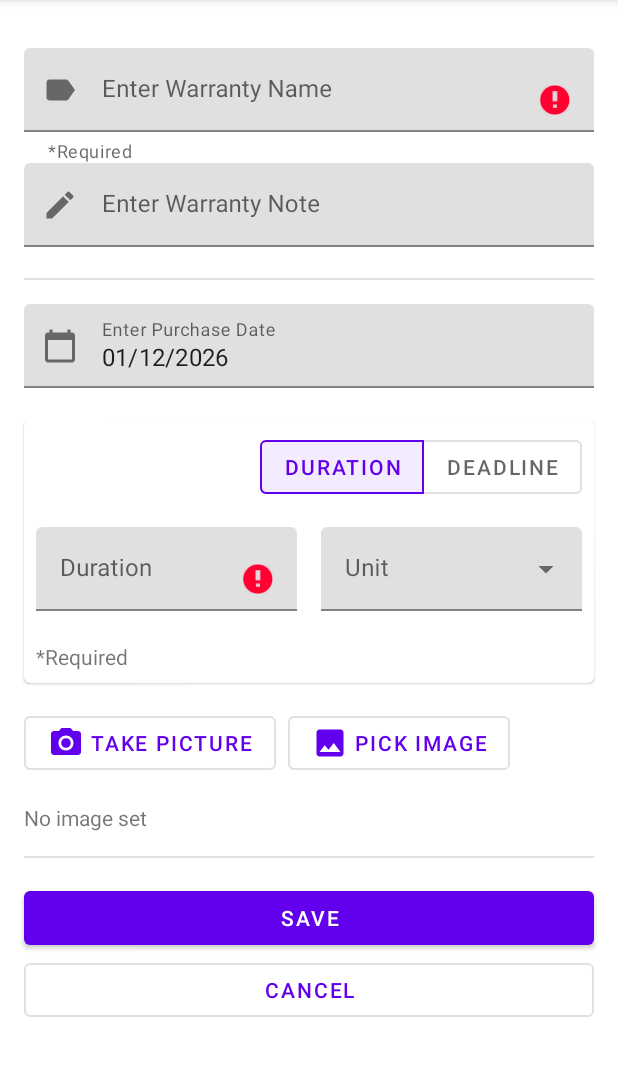
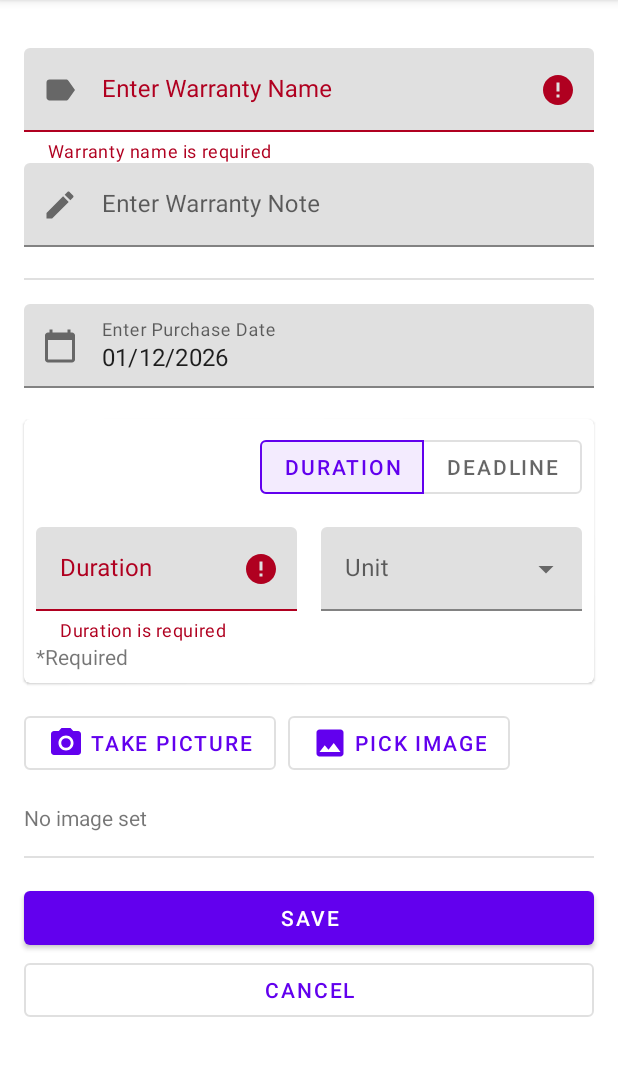
Before and after one commit to neyhuansikoko/warranty-logger, an Android app: the fragment AddWarrantyFragment placed in its activity, after a tap on "SAVE", on a phone screen of 412 x 824 dp, the part 84-1160 px from its top. Run offline under Robolectric (Android 15) with nearby library versions, the light colour scheme and no system bars; our stand-ins replace Room's generated code, navigation-ui; 4 statements that could not run were skipped.

Commit message:
Fix warranty duration value not appearing when editing a warranty.

```diff
--- a/app/src/main/java/com/neyhuansikoko/warrantylogger/Constants.kt
+++ b/app/src/main/java/com/neyhuansikoko/warrantylogger/Constants.kt
@@ -1,10 +1,6 @@
 package com.neyhuansikoko.warrantylogger
 
 const val IMAGE_DIR = "warranty_images"
-
-const val DAY_MILLIS: Long = 86400000
-const val MONTH_MILLIS: Long = 2629800000
-const val YEAR_MILLIS: Long = 31557600000
 
 const val TEMP_IMAGE_SUFFIX: String = ".jpg"
 const val COMPRESSION_QUALITY: Int = 70
--- a/app/src/main/java/com/neyhuansikoko/warrantylogger/Utils.kt
+++ b/app/src/main/java/com/neyhuansikoko/warrantylogger/Utils.kt
@@ -22,6 +22,8 @@ fun log(message: String) {
     Log.d("Test", message)
 }
 
+val nowMillis get() = GregorianCalendar.getInstance().timeInMillis
+
 fun getDefaultDateSelection(): Long {
     val calendar = GregorianCalendar.getInstance()
     calendar.add(GregorianCalendar.DAY_OF_MONTH, 1)
@@ -32,11 +34,13 @@ val EMPTY_DATE_CONSTRAINT: CalendarConstraints = CalendarConstraints.Builder().b
 
 private val _DEFAULT_MODEL = Warranty(
     warrantyName = "",
-    purchaseDate = GregorianCalendar.getInstance().timeInMillis,
+    purchaseDate = Long.MIN_VALUE,
     expirationDate = Long.MIN_VALUE,
     image = null
 )
-val DEFAULT_MODEL get() = _DEFAULT_MODEL.copy()
+val DEFAULT_MODEL get() = _DEFAULT_MODEL.copy(
+    purchaseDate = nowMillis
+)
 
 fun formatDateMillis(dateMillis: Long): String = SimpleDateFormat("dd/MM/yyyy").format(dateMillis)
 fun formatDateTimeMillis(dateMillis: Long): String = SimpleDateFormat("dd/MM/yyyy HH:mm:ss").format(dateMillis)
--- a/app/src/main/java/com/neyhuansikoko/warrantylogger/database/Warranty.kt
+++ b/app/src/main/java/com/neyhuansikoko/warrantylogger/database/Warranty.kt
@@ -30,7 +30,7 @@ fun Warranty.getRemainingTime(): String {
 }
 
 fun Warranty.isValid(): Boolean {
-    return this.id > DEFAULT_MODEL.id
+    return this.id > 0
 }
 
 //Used to delete stored image file
--- a/app/src/main/java/com/neyhuansikoko/warrantylogger/view/AddWarrantyFragment.kt
+++ b/app/src/main/java/com/neyhuansikoko/warrantylogger/view/AddWarrantyFragment.kt
@@ -110,13 +110,10 @@ class AddWarrantyFragment : Fragment() {
                 }
             }
 
-            tilEtAddExpirationDate.setText(if (model.expirationDate > DEFAULT_MODEL.expirationDate) {
-                formatDateMillis(model.expirationDate)
-            } else {
-                getString(R.string.empty)
-            })
+            if (model.isValid()) {
+                tilEtAddDuration.setText(getDaysFromDateMillis(model.expirationDate).toString())
+                tilEtAddExpirationDate.setText(formatDateMillis(model.expirationDate))
 
-            if (model.isValid()) {
                 btnAddDelete.setOnClickListener {
                     showConfirmationDialog()
                 }
@@ -134,10 +131,6 @@ class AddWarrantyFragment : Fragment() {
             }
 
             btnAddSave.setOnClickListener {
-                log("isWarrantyNameBlank: ${inputWarrantyName.isBlank()}")
-                log("checkedIdMatch: ${tgCheckedId == R.id.btn_tg_add_expiration_date}")
-                log("purchaseDate: $")
-                log("expirationDate: $inputExpirationDate")
                 if (isInputValid()) {
                     model.warrantyName = inputWarrantyName
                     model.note = inputNote
@@ -182,7 +175,7 @@ class AddWarrantyFragment : Fragment() {
 
             tilEtAddExpirationDate.setOnClickListener {
                 val dateConstraints = CalendarConstraints.Builder()
-                    .setValidator(DateValidatorPointForward.from(GregorianCalendar.getInstance().timeInMillis))
+                    .setValidator(DateValidatorPointForward.from(nowMillis))
                     .build()
                 val onPositiveClick: (Long) -> Unit = { date ->
                     model.expirationDate = date
@@ -232,19 +225,18 @@ class AddWarrantyFragment : Fragment() {
 
     private fun setError() {
         binding.apply {
-            tilEtAddWarrantyName.error = null
-            tilEtAddPurchaseDate.error = null
-            tilEtAddDuration.error = null
+            tilAddWarrantyName.error = null
+            tilAddDuration.error = null
             tilAddExpirationDate.error = null
 
             if (inputWarrantyName.isBlank()) {
-                tilEtAddWarrantyName.error = getString(R.string.warranty_name_error_text)
+                tilAddWarrantyName.error = getString(R.string.warranty_name_error_text)
             }
 
             if (tgCheckedId == R.id.btn_tg_add_duration && inputDuration.isBlank()) {
-                tilEtAddDuration.error = getString(R.string.duration_error_text)
+                tilAddDuration.error = getString(R.string.duration_error_text)
             } else if (tgCheckedId == R.id.btn_tg_add_expiration_date && inputExpirationDate.isBlank()) {
-                tilEtAddExpirationDate.error = getString(R.string.purchase_expiration_date_error_text)
+                tilAddExpirationDate.error = getString(R.string.purchase_expiration_date_error_text)
             }
         }
     }
@@ -260,10 +252,10 @@ class AddWarrantyFragment : Fragment() {
                 .setTitleText("Select date")
                 .setSelection(
                     defaultDate.takeIf {
-                        it > DEFAULT_MODEL.expirationDate
+                        model.isValid()
                     } ?: getDefaultDateSelection().takeIf {
                         constraints != EMPTY_DATE_CONSTRAINT
-                    } ?: (GregorianCalendar.getInstance().timeInMillis)
+                    } ?: (nowMillis)
                 )
                 .build()
         datePicker.apply {
--- a/app/src/main/java/com/neyhuansikoko/warrantylogger/view/CameraFragment.kt
+++ b/app/src/main/java/com/neyhuansikoko/warrantylogger/view/CameraFragment.kt
@@ -21,6 +21,7 @@ import androidx.fragment.app.activityViewModels
 import androidx.navigation.fragment.findNavController
 import com.neyhuansikoko.warrantylogger.*
 import com.neyhuansikoko.warrantylogger.R
+import com.neyhuansikoko.warrantylogger.database.isValid
 import com.neyhuansikoko.warrantylogger.databinding.FragmentCameraBinding
 import com.neyhuansikoko.warrantylogger.viewmodel.WarrantyViewModel
 import java.io.File
@@ -169,7 +170,7 @@ class CameraFragment : Fragment() {
 
     private fun navigateToAddWarranty() {
         val action = CameraFragmentDirections.actionCameraFragmentToAddWarrantyFragment(
-            title = if (sharedViewModel.inputModel.id > DEFAULT_MODEL.id) {
+            title = if (sharedViewModel.inputModel.isValid()) {
                 getString(R.string.edit_warranty_title_text)
             } else {
                 getString(R.string.add_warranty_title_text)
--- a/app/src/main/res/values/strings.xml
+++ b/app/src/main/res/values/strings.xml
@@ -16,10 +16,8 @@
     <string name="warranty_name_label_text">Warranty Name</string>
     <string name="expiration_date_label_text">Expiration Date</string>
     <string name="image_label_text">Image</string>
-    <string name="warranty_name_error_text">Warranty name cannot be empty</string>
-    <string name="expiration_date_error_text">Warranty must have expiration date</string>
-    <string name="purchase_date_error_text">Warranty must have purchase date</string>
-    <string name="duration_error_text">Duration can not be empty</string>
+    <string name="warranty_name_error_text">Warranty name is required</string>
+    <string name="duration_error_text">Duration is required</string>
     <string name="delete_message_text">Are you sure you want to delete?</string>
     <string name="cancel">Cancel</string>
     <string name="yes">Yes</string>
@@ -50,7 +48,7 @@
     <string name="modified_last_at_label_text">Modified Last At</string>
     <string name="purchase_date_label_text">Purchase Date</string>
     <string name="enter_purchase_date_text">Enter Purchase Date</string>
-    <string name="purchase_expiration_date_error_text">Purchase date cannot be set beyond or equal with expiration date</string>
+    <string name="purchase_expiration_date_error_text">Expiration date is required</string>
     <string name="note_label_text">Note</string>
     <string name="enter_warranty_note_text">Enter Warranty Note</string>
     <string name="helper_text">*Required</string>
```
